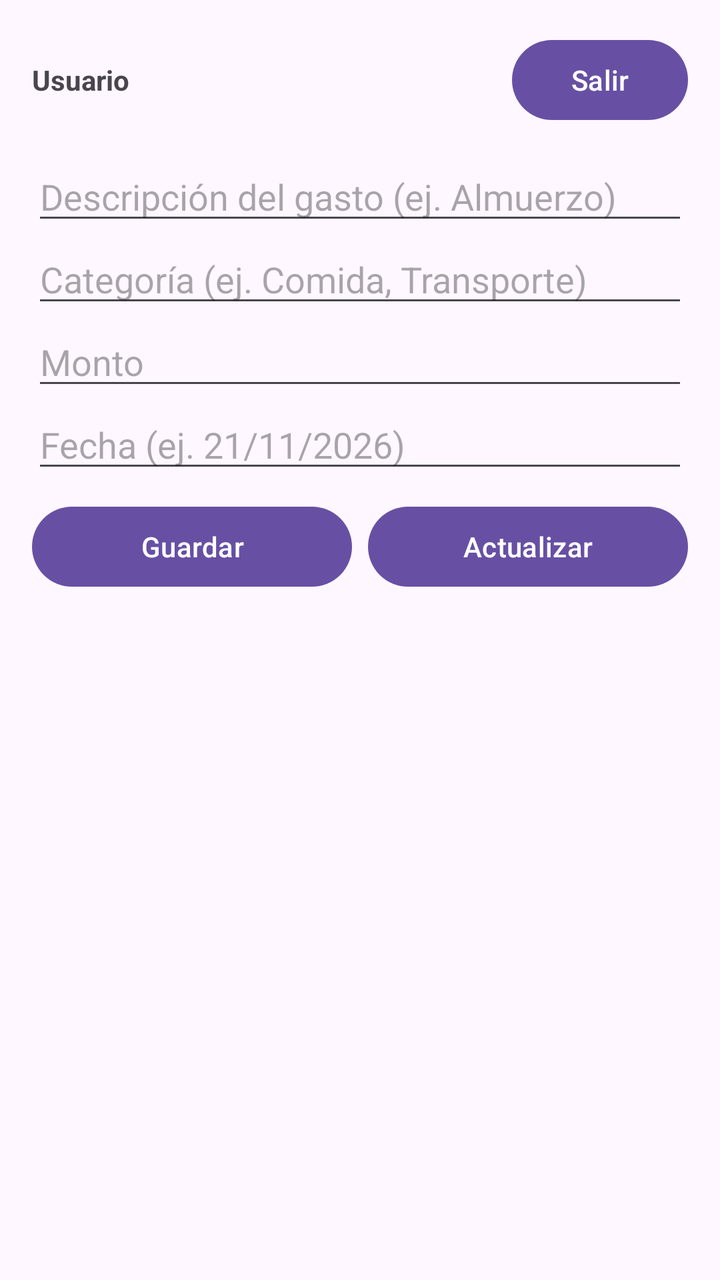
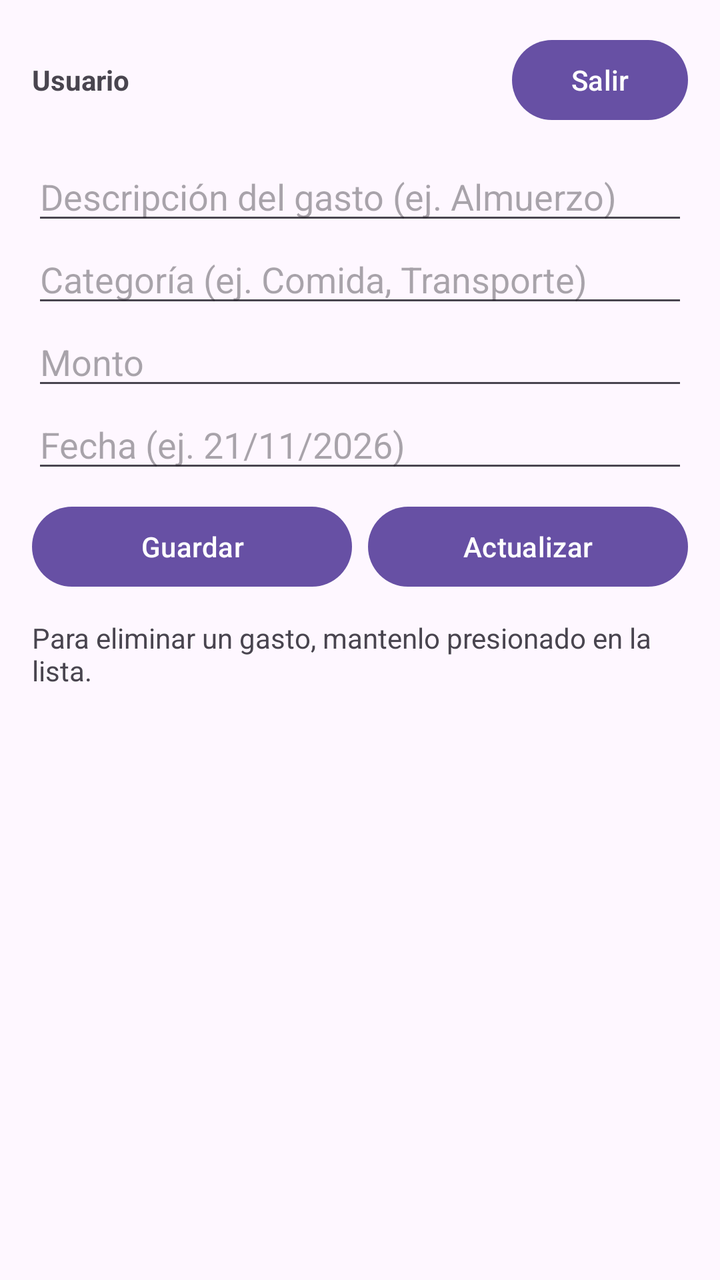

Before-and-after screenshots of an Android layout around one commit, followed by the original layout XML and the change that was made.
<!-- AndroidManifest.xml: application theme Theme.ControlGastos -->
<!-- res/layout/activity_main.xml -->
<?xml version="1.0" encoding="utf-8"?>
<LinearLayout xmlns:android="http://schemas.android.com/apk/res/android"
    android:layout_width="match_parent"
    android:layout_height="match_parent"
    android:orientation="vertical"
    android:padding="16dp">

    <LinearLayout
        android:layout_width="match_parent"
        android:layout_height="wrap_content"
        android:orientation="horizontal"
        android:gravity="center_vertical"
        android:layout_marginBottom="12dp">

        <TextView
            android:id="@+id/tvUsuarioConectado"
            android:layout_width="0dp"
            android:layout_height="wrap_content"
            android:layout_weight="1"
            android:text="Usuario"
            android:textStyle="bold" />

        <Button
            android:id="@+id/btnCerrarSesion"
            android:layout_width="wrap_content"
            android:layout_height="wrap_content"
            android:text="Salir" />
    </LinearLayout>

    <EditText
        android:id="@+id/etTitulo"
        android:layout_width="match_parent"
        android:layout_height="wrap_content"
        android:hint="Descripción del gasto (ej. Almuerzo)" />

    <EditText
        android:id="@+id/etCategoria"
        android:layout_width="match_parent"
        android:layout_height="wrap_content"
        android:hint="Categoría (ej. Comida, Transporte)" />

    <EditText
        android:id="@+id/etMonto"
        android:layout_width="match_parent"
        android:layout_height="wrap_content"
        android:hint="Monto"
        android:inputType="numberDecimal" />

    <EditText
        android:id="@+id/etFecha"
        android:layout_width="match_parent"
        android:layout_height="wrap_content"
        android:hint="Fecha (ej. 21/11/2026)"
        android:layout_marginBottom="8dp" />

    <LinearLayout
        android:layout_width="match_parent"
        android:layout_height="wrap_content"
        android:orientation="horizontal"
        android:layout_marginBottom="12dp">

        <Button
            android:id="@+id/btnGuardar"
            android:layout_width="0dp"
            android:layout_height="wrap_content"
            android:layout_weight="1"
            android:text="Guardar"
            android:layout_marginEnd="4dp" />

        <Button
            android:id="@+id/btnActualizar"
            android:layout_width="0dp"
            android:layout_height="wrap_content"
            android:layout_weight="1"
            android:text="Actualizar"
            android:layout_marginStart="4dp" />
    </LinearLayout>

    <ListView
        android:id="@+id/lvGastos"
        android:layout_width="match_parent"
        android:layout_height="0dp"
        android:layout_weight="1" />
</LinearLayout>
<!-- resources referenced by this layout -->
<resources>
  <style name="Theme.ControlGastos" parent="Base.Theme.ControlGastos" />
  <style name="Base.Theme.ControlGastos" parent="Theme.Material3.DayNight.NoActionBar">
          
          
      </style>
</resources>

<!-- the commit's change to res/layout/activity_main.xml (unified diff, before → after) -->
@@ -76,6 +76,15 @@
             android:layout_marginStart="4dp" />
     </LinearLayout>
 
+    <TextView
+        android:id="@+id/tvIndicacionEliminar"
+        android:layout_width="match_parent"
+        android:layout_height="wrap_content"
+        android:text="Para eliminar un gasto, mantenlo presionado en la lista."
+        android:textColor="?android:attr/textColorSecondary"
+        android:textSize="14sp"
+        android:layout_marginBottom="4dp" />
+
     <ListView
         android:id="@+id/lvGastos"
         android:layout_width="match_parent"
